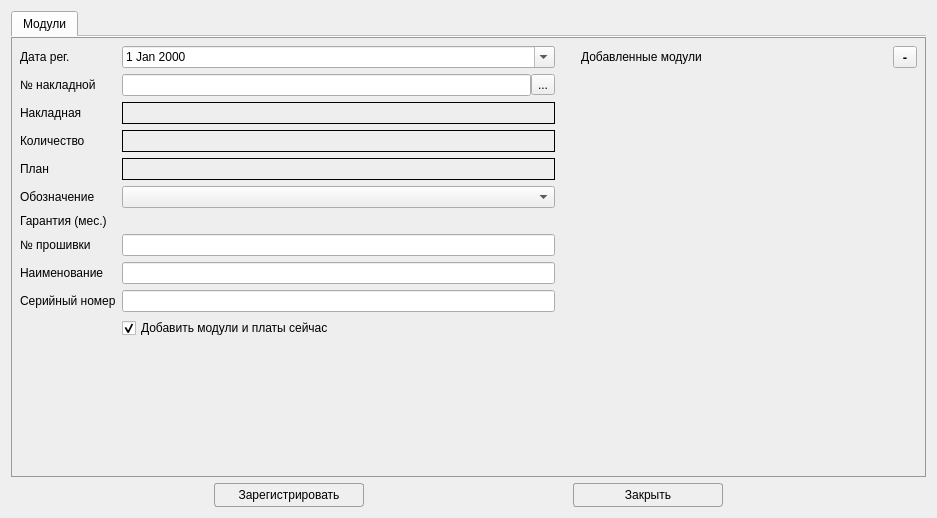
Qt form Remont/createmodwindow.ui (AlexeyScherbakov2021/Remont2) before a commit.
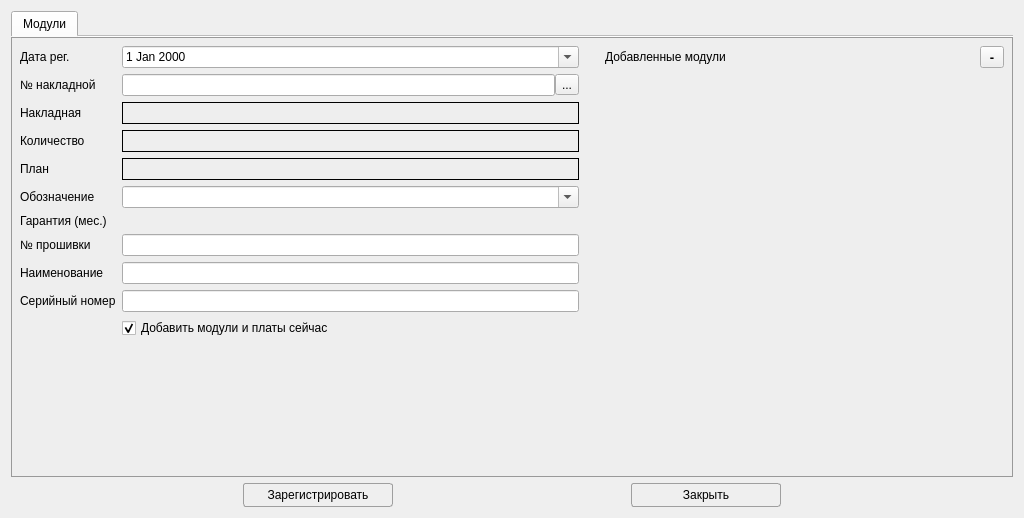
The same form after that commit. Icons and pictures are not drawn. Custom widgets are drawn as their Qt base class.

The edit to the form file:
```diff
--- a/Remont/createmodwindow.ui
+++ b/Remont/createmodwindow.ui
@@ -6,7 +6,7 @@
    <rect>
     <x>0</x>
     <y>0</y>
-    <width>937</width>
+    <width>1024</width>
     <height>518</height>
    </rect>
   </property>
@@ -90,7 +90,7 @@
       </attribute>
       <layout class="QVBoxLayout" name="verticalLayout_5">
        <item>
-        <layout class="QHBoxLayout" name="horizontalLayout_7" stretch="3,2">
+        <layout class="QHBoxLayout" name="horizontalLayout_7" stretch="4,3">
          <item>
           <layout class="QVBoxLayout" name="verticalLayout_2">
            <item>
@@ -244,6 +244,12 @@
              </item>
              <item row="5" column="1">
               <widget class="QComboBox" name="cbModul">
+               <property name="editable">
+                <bool>true</bool>
+               </property>
+               <property name="insertPolicy">
+                <enum>QComboBox::InsertPolicy::NoInsert</enum>
+               </property>
                <property name="placeholderText">
                 <string>{Выбрать обозначение}</string>
                </property>
```
